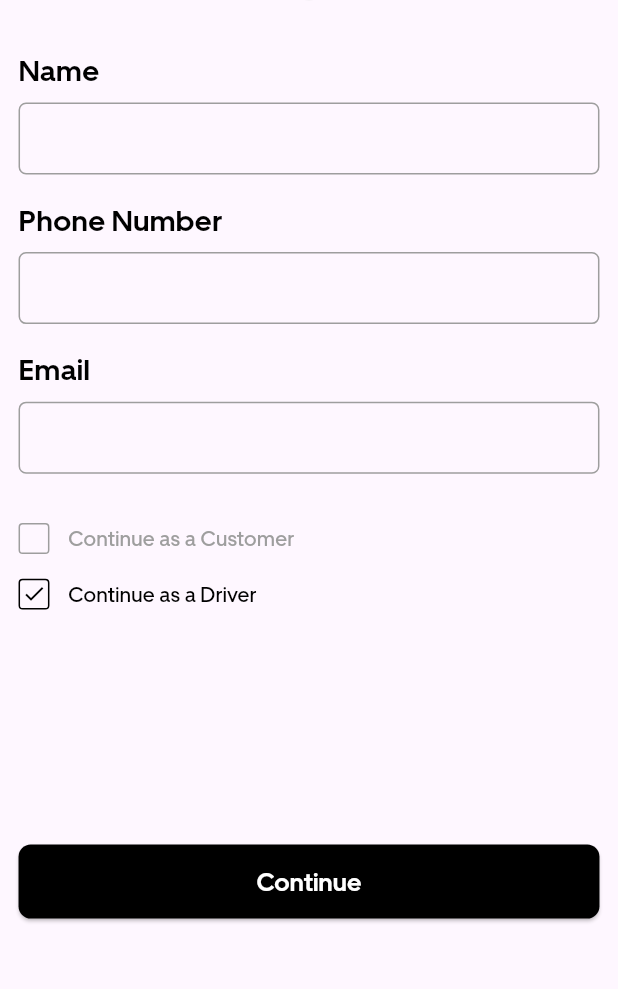
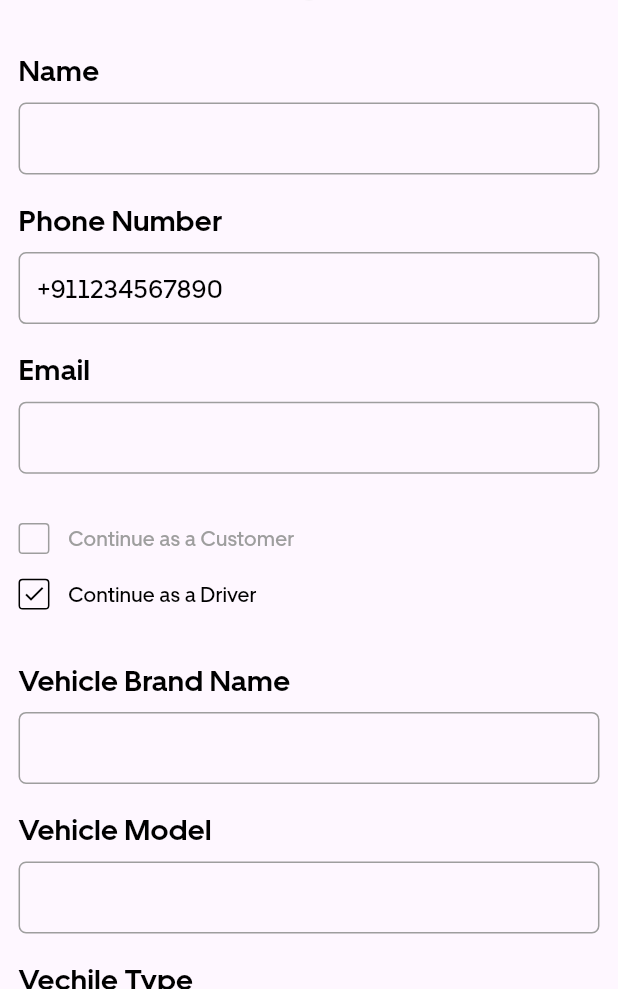
Before and after one commit to guptakaran11/Sanchalan, a Flutter app: the screen it shows after launch, after a tap on an icon or button, on a phone screen of 412 x 824 dp, the part 247-1236 px from its top. Run offline on Flutter 3.47's test engine with Material 3 defaults, Android fonts, the phone set to English and light mode, and no system bars; our stand-ins replace country_picker, firebase_core, flutter_svg, persistent_bottom_nav_bar_v2, pin_code_fields, sizer; accounts and stored records are empty; project files that could hold a hidden picture were left out.

Commit message:
Changes to be committed: 	new file:   sanchalan/android/app/google-services.json 	new file:   sanchalan/ios/Runner/GoogleService-Info.plist 	new file:   sanchalan/ios/firebase_app_id_file.json 	modified:   sanchalan/lib/common/view/registrationScreen/registrationScreen.dart 	new file:   sanchalan/lib/firebase_options.dart 	modified:   sanchalan/macos/Flutter/GeneratedPluginRegistrant.swift 	new file:   sanchalan/macos/Runner/GoogleService-Info.plist 	new file:   sanchalan/macos/firebase_app_id_file.json 	modified:   sanchalan/pubspec.lock 	modified:   sanchalan/pubspec.yaml 	modified:   sanchalan/windows/flutter/generated_plugin_registrant.cc 	modified:   sanchalan/windows/flutter/generated_plugins.cmake

```diff
--- a/sanchalan/lib/common/view/registrationScreen/registrationScreen.dart
+++ b/sanchalan/lib/common/view/registrationScreen/registrationScreen.dart
@@ -37,10 +37,28 @@ class _RegistrationScreenState extends State<RegistrationScreen> {
   bool registerButtonPressed = false;
 
   @override
+  void initState() {
+    super.initState();
+    phoneController.text = '+911234567890';
+  }
+
+  @override
+  void dispose() {
+    super.dispose();
+    nameController.dispose();
+    emailController.dispose();
+    vehicleBrandNameController.dispose();
+    vehicleModelNameController.dispose();
+    vechileRegistrationNumberController.dispose();
+    driverLicenseNumberController.dispose();
+  }
+
+  @override
   Widget build(BuildContext context) {
     return SafeArea(
       child: Scaffold(
         body: ListView(
+          physics: const BouncingScrollPhysics(),
           padding: EdgeInsets.symmetric(
             horizontal: 3.w,
             vertical: 2.h,
@@ -116,11 +134,9 @@ class _RegistrationScreenState extends State<RegistrationScreen> {
               height: 2.h,
             ),
             selectUserType('Driver'),
-            SizedBox(
-              height: 4.h,
-            ),
+            SizedBox(height: 4.h),
             Builder(builder: (context) {
-              if (userType == 'driver') {
+              if (userType == 'Driver') {
                 return driver();
               } else {
                 return customer();
@@ -176,7 +192,109 @@ class _RegistrationScreenState extends State<RegistrationScreen> {
     return Column(
       children: [
         SizedBox(
-          height: 15.h,
+          height: 10.h,
+        ),
+        ElevatedButtonCommon(
+          onPressed: () {},
+          backgroundColor: black,
+          height: 6.h,
+          width: 94.w,
+          child: registerButtonPressed == true
+              ? CircularProgressIndicator(
+                  color: white,
+                )
+              : Text(
+                  'Continue',
+                  style: AppTextStyles.small12Bold.copyWith(color: white),
+                ),
+        ),
+      ],
+    );
+  }
+
+  driver() {
+    return Column(
+      children: [
+        RegistrationScreenTextField(
+          controller: vehicleBrandNameController,
+          hint: '',
+          title: 'Vehicle Brand Name',
+          keyBoardType: TextInputType.name,
+          readOnly: false,
+        ),
+        SizedBox(
+          height: 2.h,
+        ),
+        RegistrationScreenTextField(
+          controller: vehicleModelNameController,
+          hint: '',
+          title: 'Vehicle Model ',
+          keyBoardType: TextInputType.name,
+          readOnly: false,
+        ),
+        SizedBox(
+          height: 2.h,
+        ),
+        Column(
+          crossAxisAlignment: CrossAxisAlignment.start,
+          children: [
+            Text(
+              'Vechile Type',
+              style: AppTextStyles.body14Bold,
+            ),
+            SizedBox(
+              height: 1.h,
+            ),
+            Container(
+              padding: EdgeInsets.symmetric(horizontal: 2.w),
+              decoration: BoxDecoration(
+                borderRadius: BorderRadius.circular(8.sp),
+                border: Border.all(color: grey),
+              ),
+              child: DropdownButton(
+                  isExpanded: true,
+                  value: selectedVehicleType,
+                  icon: const Icon(Icons.keyboard_arrow_down),
+                  underline: const SizedBox(),
+                  items: vehicleTypes
+                      .map((e) => DropdownMenuItem(
+                            value: e,
+                            child: Text(
+                              e,
+                              style: AppTextStyles.small12,
+                            ),
+                          ))
+                      .toList(),
+                  onChanged: (value) {
+                    setState(() {
+                      selectedVehicleType = value!;
+                    });
+                  }),
+            ),
+          ],
+        ),
+        SizedBox(
+          height: 2.h,
+        ),
+        RegistrationScreenTextField(
+          controller: vechileRegistrationNumberController,
+          hint: '',
+          title: 'Vehicle Registration No. ',
+          keyBoardType: TextInputType.name,
+          readOnly: false,
+        ),
+        SizedBox(
+          height: 2.h,
+        ),
+        RegistrationScreenTextField(
+          controller: driverLicenseNumberController,
+          hint: '',
+          title: 'Driving License No.  ',
+          keyBoardType: TextInputType.name,
+          readOnly: false,
+        ),
+        SizedBox(
+          height: 2.h,
         ),
         ElevatedButtonCommon(
             onPressed: () {},
@@ -193,10 +311,6 @@ class _RegistrationScreenState extends State<RegistrationScreen> {
                   ))
       ],
     );
-  }
-
-  driver() {
-    return Column();
   }
 }
 
--- a/sanchalan/pubspec.yaml
+++ b/sanchalan/pubspec.yaml
@@ -33,10 +33,10 @@ dependencies:
   cupertino_icons: ^1.0.2
   # file_picker: ^6.1.1
   # firebase_auth: ^4.16.0
-  # firebase_core: ^2.24.2
   # firebase_database: ^10.4.0
   # firebase_messaging: ^14.7.10
   # firebase_storage: ^11.6.0
+  firebase_core: ^2.24.2
   flutter:
     sdk: flutter
   # flutter_geofire: ^2.0.3
```
Also changed, not shown: sanchalan/lib/firebase_options.dart (added), sanchalan/pubspec.lock, 8 other files.
